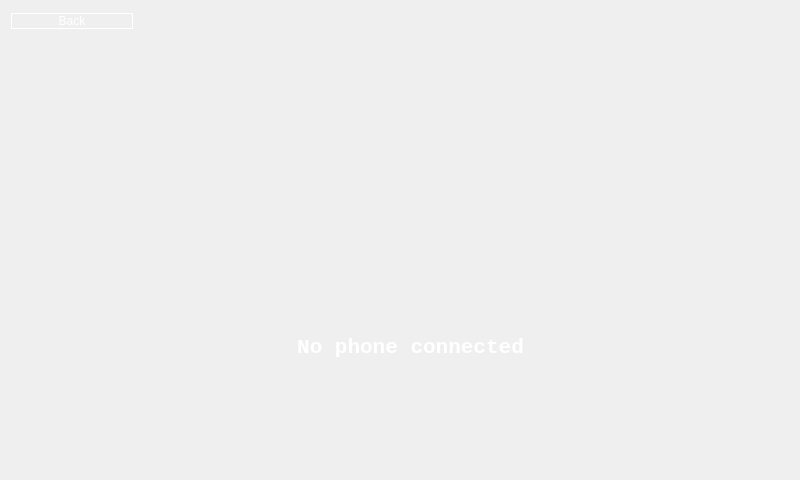
The window that aa_headunit.ui (ProjectRobal/Punto_Navi) describes before a commit, drawn with Qt 5.
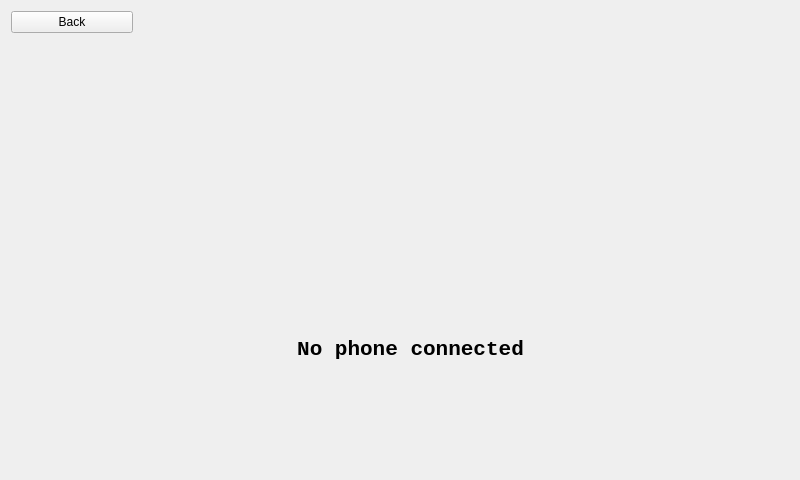
The same window after the commit. Icons and pictures are not drawn. Custom widgets are drawn as their Qt base class.

Diff of the .ui file:
```diff
--- a/aa_headunit.ui
+++ b/aa_headunit.ui
@@ -32,9 +32,7 @@
       </sizepolicy>
      </property>
      <property name="styleSheet">
-      <string notr="true">border: 1px solid white;
-border-radius:10%;
-color:white;</string>
+      <string notr="true"/>
      </property>
      <property name="text">
       <string>Back</string>
@@ -83,7 +81,7 @@
        </font>
       </property>
       <property name="styleSheet">
-       <string notr="true">color:white;</string>
+       <string notr="true"/>
       </property>
       <property name="text">
        <string>No phone connected</string>
```
